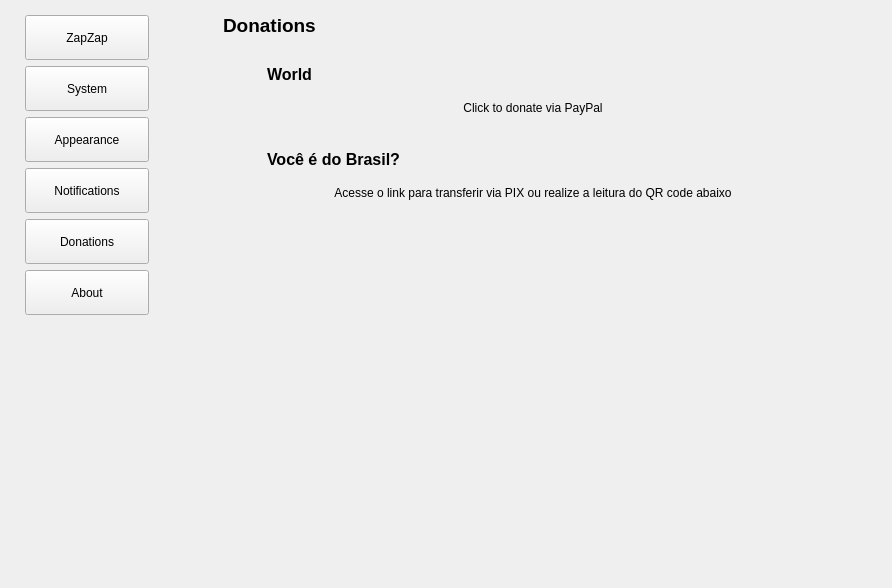
Above: zapzap/view/settings.ui from rafatosta/zapzap before the change. Below: the same form after it.
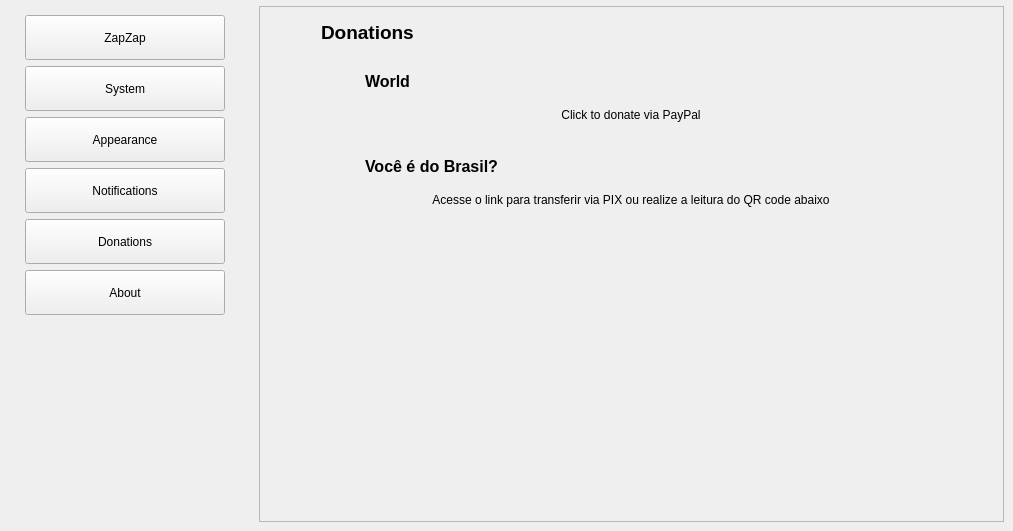
That is the form after the change. The open tabs and pages were chosen to show the change. Icons and pictures are not drawn.

Commit message: QScrollArea in Donations

```diff
--- a/zapzap/view/settings.ui
+++ b/zapzap/view/settings.ui
@@ -6,8 +6,8 @@
    <rect>
     <x>0</x>
     <y>0</y>
-    <width>892</width>
-    <height>588</height>
+    <width>1013</width>
+    <height>531</height>
    </rect>
   </property>
   <property name="minimumSize">
@@ -1495,6 +1495,24 @@
      </widget>
      <widget class="QWidget" name="pageDonations">
       <layout class="QVBoxLayout" name="verticalLayout_32">
+       <property name="topMargin">
+        <number>6</number>
+       </property>
+       <item>
+        <widget class="QScrollArea" name="scrollArea_3">
+         <property name="widgetResizable">
+          <bool>true</bool>
+         </property>
+         <widget class="QWidget" name="donations_scrollArea">
+          <property name="geometry">
+           <rect>
+            <x>0</x>
+            <y>0</y>
+            <width>747</width>
+            <height>515</height>
+           </rect>
+          </property>
+          <layout class="QVBoxLayout" name="verticalLayout_30">
        <item>
         <layout class="QHBoxLayout" name="horizontalLayout_20">
          <item>
@@ -1830,6 +1848,10 @@
           </size>
          </property>
         </spacer>
+           </item>
+          </layout>
+         </widget>
+        </widget>
        </item>
       </layout>
      </widget>
```
Left out of the diff: 2 changed lines with no effect on the pictures. Lines whose indentation alone changed are shown as unchanged.
